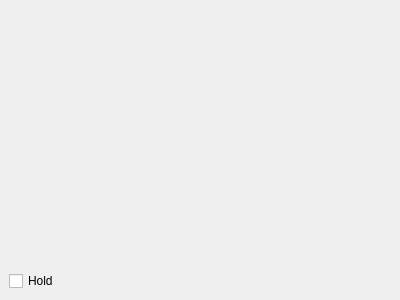
This is Vespucci/GUI/Display/plotviewer.ui in VespucciProject/Vespucci as Qt 5 draws it before an edit. The edited form follows.
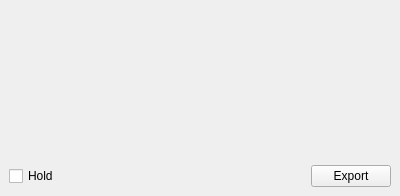
This is the edited form.

What changed in the file:
```diff
--- a/Vespucci/GUI/Display/plotviewer.ui
+++ b/Vespucci/GUI/Display/plotviewer.ui
@@ -7,7 +7,7 @@
     <x>0</x>
     <y>0</y>
     <width>400</width>
-    <height>300</height>
+    <height>196</height>
    </rect>
   </property>
   <property name="minimumSize">
@@ -59,11 +59,41 @@
      </widget>
     </item>
     <item>
-     <widget class="QCheckBox" name="holdCheckBox">
-      <property name="text">
-       <string>Hold</string>
+     <layout class="QHBoxLayout" name="horizontalLayout">
+      <property name="sizeConstraint">
+       <enum>QLayout::SetDefaultConstraint</enum>
       </property>
-     </widget>
+      <item>
+       <widget class="QCheckBox" name="holdCheckBox">
+        <property name="text">
+         <string>Hold</string>
+        </property>
+       </widget>
+      </item>
+      <item>
+       <spacer name="horizontalSpacer">
+        <property name="orientation">
+         <enum>Qt::Horizontal</enum>
+        </property>
+        <property name="sizeType">
+         <enum>QSizePolicy::Expanding</enum>
+        </property>
+        <property name="sizeHint" stdset="0">
+         <size>
+          <width>40</width>
+          <height>20</height>
+         </size>
+        </property>
+       </spacer>
+      </item>
+      <item>
+       <widget class="QPushButton" name="exportPushButton">
+        <property name="text">
+         <string>Export</string>
+        </property>
+       </widget>
+      </item>
+     </layout>
     </item>
    </layout>
   </widget>
```
